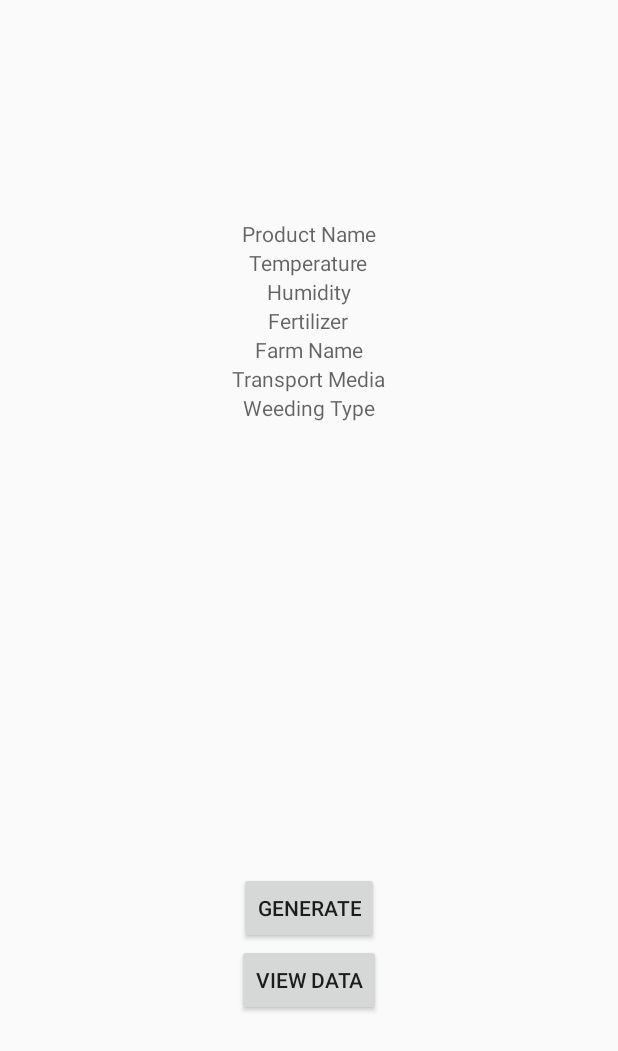
After one commit to NuwanthaPrabhash/Real-Tracker, an Android app: the QRCodeGenerator screen opened directly, with no data from a screen before it, on a phone screen of 412 x 824 dp. The commit adds this screen. Shown: the top 1051 px of the screen. Run offline under Robolectric (Android 15) with nearby library versions, the phone set to English and light mode, and no system bars; our stand-ins replace Firebase (no records; nobody signed in at launch, a user with empty details on screens opened directly).

Commit message:
data retrive

```diff
--- /dev/null
+++ b/Project/app/src/main/java/com/example/mainactivity/QRCodeGenerator.java
@@ -0,0 +1,76 @@
+package com.example.mainactivity;
+
+import android.support.annotation.NonNull;
+import android.support.v7.app.AppCompatActivity;
+import android.os.Bundle;
+import android.util.Log;
+import android.view.View;
+import android.widget.Button;
+import android.widget.TextView;
+
+import com.example.mainactivity.activities.EnterProductDetails;
+import com.google.firebase.database.DataSnapshot;
+import com.google.firebase.database.DatabaseError;
+import com.google.firebase.database.DatabaseReference;
+import com.google.firebase.database.FirebaseDatabase;
+import com.google.firebase.database.ValueEventListener;
+
+public class QRCodeGenerator extends AppCompatActivity {
+
+    TextView dbName, dbTemperature, dbHumidity, dbFertilizer, dbFarmName, dbTransportMedia, dbWeedingType;
+    Button qrGeneratorButton, dataView;
+    DatabaseReference databaseReference;
+
+    @Override
+    protected void onCreate(Bundle savedInstanceState) {
+        super.onCreate(savedInstanceState);
+        setContentView(R.layout.activity_qrcode_generator);
+
+        qrGeneratorButton = findViewById(R.id.qrGeneratorButton);
+        dbName = findViewById(R.id.dbName);
+        dbTemperature = findViewById(R.id.dbTemperature);
+        dbHumidity = findViewById(R.id.dbHumidity);
+        dbFertilizer = findViewById(R.id.dbFertilizer);
+        dbFarmName = findViewById(R.id.dbFarmName);
+        dbTransportMedia = findViewById(R.id.dbTransportMedia);
+        dbWeedingType = findViewById(R.id.dbWeedingType);
+
+        dataView = findViewById(R.id.dataView);
+
+        qrGeneratorButton.setOnClickListener(new View.OnClickListener() {
+            @Override
+            public void onClick(View v) {
+
+                databaseReference = FirebaseDatabase.getInstance().getReference().child("ProductDetails").child("-LnrCEzM_L6qbksuMmk1");
+//                databaseReference = FirebaseDatabase.getInstance().getReference().child("ProductDetails");
+                databaseReference.addValueEventListener(new ValueEventListener() {
+                    @Override
+                    public void onDataChange(@NonNull DataSnapshot dataSnapshot) {
+
+                        String productName = dataSnapshot.child("productNameEdit").getValue().toString();
+                        String temperature = dataSnapshot.child("temperatureEdit").getValue().toString();
+                        String humidity = dataSnapshot.child("humidityEdit").getValue().toString();
+                        String fertilizer = dataSnapshot.child("fertilizerEdit").getValue().toString();
+                        String farmName = dataSnapshot.child("farmNameEdit").getValue().toString();
+                        String transportMedia = dataSnapshot.child("transportMediaEdit").getValue().toString();
+                        String weedingType = dataSnapshot.child("weedingTypeEdit").getValue().toString();
+
+                        dbName.setText(productName);
+                        dbTemperature.setText(temperature);
+                        dbHumidity.setText(humidity);
+                        dbFertilizer.setText(fertilizer);
+                        dbFarmName.setText(farmName);
+                        dbTransportMedia.setText(transportMedia);
+                        dbWeedingType.setText(weedingType);
+                    }
+
+                    @Override
+                    public void onCancelled(@NonNull DatabaseError databaseError) {
+
+                    }
+                });
+            }
+        });
+
+    }
+}
--- /dev/null
+++ b/Project/app/src/main/res/layout/activity_qrcode_generator.xml
@@ -0,0 +1,80 @@
+<?xml version="1.0" encoding="utf-8"?>
+<android.support.constraint.ConstraintLayout xmlns:android="http://schemas.android.com/apk/res/android"
+    xmlns:app="http://schemas.android.com/apk/res-auto"
+    xmlns:tools="http://schemas.android.com/tools"
+    android:layout_width="match_parent"
+    android:layout_height="match_parent"
+    tools:context=".QRCodeGenerator">
+
+    <RelativeLayout
+        android:layout_width="match_parent"
+        android:layout_height="match_parent">
+
+        <LinearLayout
+            android:layout_width="match_parent"
+            android:layout_height="match_parent"
+            android:layout_margin="30dp"
+            android:orientation="vertical"
+            android:gravity="center">
+
+            <TextView
+                android:id="@+id/dbName"
+                android:layout_width="wrap_content"
+                android:layout_height="wrap_content"
+                android:hint="@string/product_name"/>
+
+            <TextView
+                android:id="@+id/dbTemperature"
+                android:layout_width="wrap_content"
+                android:layout_height="wrap_content"
+                android:hint="@string/temperature"/>
+
+            <TextView
+                android:id="@+id/dbHumidity"
+                android:layout_width="wrap_content"
+                android:layout_height="wrap_content"
+                android:hint="@string/humidity"/>
+
+            <TextView
+                android:id="@+id/dbFertilizer"
+                android:layout_width="wrap_content"
+                android:layout_height="wrap_content"
+                android:hint="@string/fertilizer"/>
+
+            <TextView
+                android:id="@+id/dbFarmName"
+                android:layout_width="wrap_content"
+                android:layout_height="wrap_content"
+                android:hint="@string/farm_name"/>
+
+            <TextView
+                android:id="@+id/dbTransportMedia"
+                android:layout_width="wrap_content"
+                android:layout_height="wrap_content"
+                android:hint="@string/transport_media"/>
+
+            <TextView
+                android:id="@+id/dbWeedingType"
+                android:layout_width="wrap_content"
+                android:layout_height="wrap_content"
+                android:hint="@string/weeding_type"/>
+
+            <Button
+                android:id="@+id/qrGeneratorButton"
+                android:layout_width="wrap_content"
+                android:layout_height="wrap_content"
+                android:layout_gravity="center"
+                android:layout_marginTop="300dp"
+                android:text="generate"/>
+
+            <Button
+                android:id="@+id/dataView"
+                android:layout_width="wrap_content"
+                android:layout_height="wrap_content"
+                android:text="view data"/>
+
+
+        </LinearLayout>
+
+    </RelativeLayout>
+</android.support.constraint.ConstraintLayout>
--- a/Project/build.gradle
+++ b/Project/build.gradle
@@ -8,6 +8,9 @@ buildscript {
     }
     dependencies {
         classpath 'com.android.tools.build:gradle:3.4.0'
+
+        classpath 'com.google.gms:google-services:4.0.1'
+
 
 
         // NOTE: Do not place your application dependencies here; they belong
```
Also changed, not shown: Project/app/build.gradle (+18 -0 lines), Project/app/src/main/AndroidManifest.xml (+10 -2 lines), Project/app/src/main/java/com/example/mainactivity/activities/CustomerScanner.java (+173 -15 lines), Project/app/src/main/java/com/example/mainactivity/activities/EnterProductDetails.java (+15 -1 lines), Project/app/src/main/java/com/example/mainactivity/activities/MainActivity.java (+5 -3 lines), Project/app/src/main/java/com/example/mainactivity/activities/QrCodeScannerActivity.java (added, +150 -0 lines), Project/app/src/main/res/layout/activity_customer_scanner.xml (+83 -8 lines), Project/app/src/main/res/layout/activity_enter_product_details.xml (+43 -37 lines), Project/app/src/main/res/layout/activity_qr_code_scanner.xml (added, +9 -0 lines), 1 other file.
